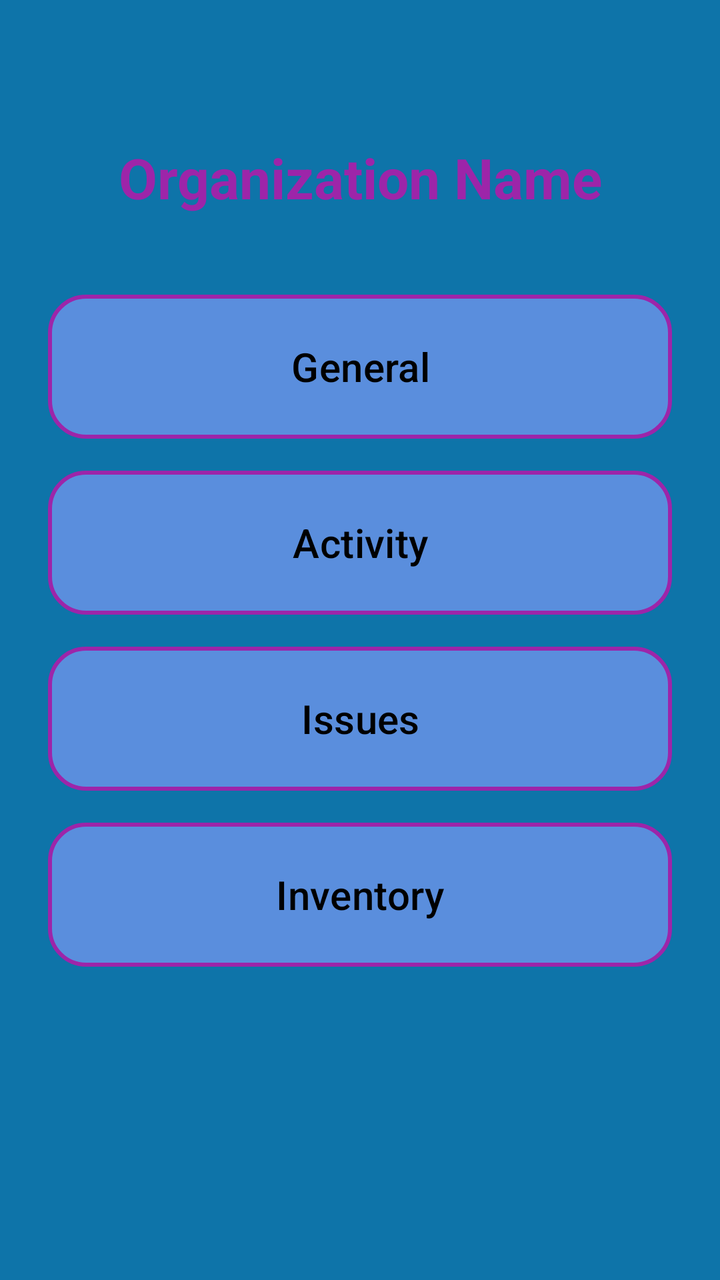
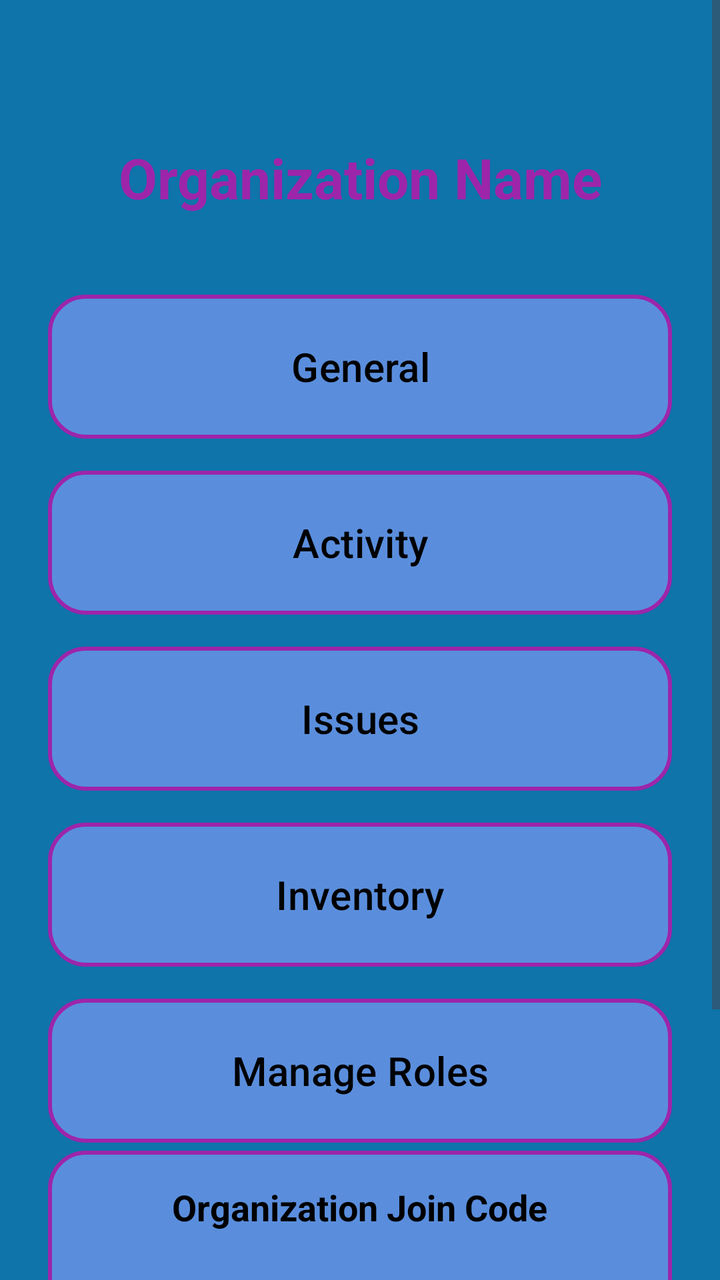

Two renders of the same Android screen: before a commit and after it. Below are the layout's source before the change and the commit's diff.
<!-- AndroidManifest.xml: application theme Theme.StaffLink -->
<!-- res/layout/activity_organization_home.xml -->
<?xml version="1.0" encoding="utf-8"?>
<androidx.constraintlayout.widget.ConstraintLayout
    xmlns:android="http://schemas.android.com/apk/res/android"
    xmlns:app="http://schemas.android.com/apk/res-auto"
    xmlns:tools="http://schemas.android.com/tools"
    android:id="@+id/main"
    android:layout_width="match_parent"
    android:layout_height="match_parent"
    android:background="@color/background"
    tools:context=".OrganizationHomeActivity">

    <TextView
        android:id="@+id/organizationNameTitle"
        android:layout_width="0dp"
        android:layout_height="wrap_content"
        android:layout_marginStart="24dp"
        android:layout_marginEnd="24dp"
        android:layout_marginTop="70dp"
        android:text="Organization Name"
        android:textColor="@color/stafflink_1"
        android:textSize="28sp"
        android:textStyle="bold"
        android:textAlignment="center"
        app:layout_constraintTop_toTopOf="parent"
        app:layout_constraintStart_toStartOf="parent"
        app:layout_constraintEnd_toEndOf="parent" />

    <LinearLayout
        android:id="@+id/organizationSections"
        android:layout_width="0dp"
        android:layout_height="wrap_content"
        android:orientation="vertical"
        android:layout_marginTop="40dp"
        android:layout_marginStart="24dp"
        android:layout_marginEnd="24dp"
        app:layout_constraintTop_toBottomOf="@id/organizationNameTitle"
        app:layout_constraintStart_toStartOf="parent"
        app:layout_constraintEnd_toEndOf="parent">

        <Button
            android:id="@+id/generalButton"
            android:layout_width="match_parent"
            android:layout_height="72dp"
            android:text="General"
            android:textSize="20sp"
            android:textAllCaps="false"
            android:textColor="@android:color/black"
            android:background="@drawable/organization_button_background"
            app:backgroundTint="@null"
            android:layout_marginBottom="16dp" />

        <Button
            android:id="@+id/activityButton"
            android:layout_width="match_parent"
            android:layout_height="72dp"
            android:text="Activity"
            android:textSize="20sp"
            android:textAllCaps="false"
            android:textColor="@android:color/black"
            android:background="@drawable/organization_button_background"
            app:backgroundTint="@null"
            android:layout_marginBottom="16dp" />

        <Button
            android:id="@+id/issuesButton"
            android:layout_width="match_parent"
            android:layout_height="72dp"
            android:text="Issues"
            android:textSize="20sp"
            android:textAllCaps="false"
            android:textColor="@android:color/black"
            android:background="@drawable/organization_button_background"
            app:backgroundTint="@null"
            android:layout_marginBottom="16dp" />

        <Button
            android:id="@+id/inventoryButton"
            android:layout_width="match_parent"
            android:layout_height="72dp"
            android:text="Inventory"
            android:textSize="20sp"
            android:textAllCaps="false"
            android:textColor="@android:color/black"
            android:background="@drawable/organization_button_background"
            app:backgroundTint="@null" />

    </LinearLayout>


    <LinearLayout
        android:id="@+id/joinCodeSection"
        android:layout_width="0dp"
        android:layout_height="wrap_content"
        android:orientation="vertical"
        android:gravity="center"
        android:layout_marginTop="32dp"
        android:layout_marginStart="24dp"
        android:layout_marginEnd="24dp"
        android:padding="16dp"
        android:background="@drawable/organization_button_background"
        android:visibility="gone"
        app:layout_constraintTop_toBottomOf="@id/organizationSections"
        app:layout_constraintStart_toStartOf="parent"
        app:layout_constraintEnd_toEndOf="parent">

        <TextView
            android:layout_width="wrap_content"
            android:layout_height="wrap_content"
            android:text="Organization Join Code"
            android:textColor="@android:color/black"
            android:textSize="18sp"
            android:textStyle="bold" />

        <TextView
            android:id="@+id/joinCodeText"
            android:layout_width="wrap_content"
            android:layout_height="wrap_content"
            android:layout_marginTop="12dp"
            android:textSize="26sp"
            android:textStyle="bold"
            android:textColor="@color/stafflink_1" />

        <Button
            android:id="@+id/copyJoinCodeButton"
            android:layout_width="wrap_content"
            android:layout_height="wrap_content"
            android:layout_marginTop="12dp"
            android:text="Copy Code"
            android:textAllCaps="false" />

        <TextView
            android:layout_width="wrap_content"
            android:layout_height="wrap_content"
            android:layout_marginTop="8dp"
            android:text="Share this code with employees you want to invite."
            android:textColor="@android:color/black"
            android:textSize="13sp"
            android:textAlignment="center" />

    </LinearLayout>


</androidx.constraintlayout.widget.ConstraintLayout>
<!-- resources referenced by this layout -->
<resources>
  <color name="background">#0E74A9</color>
  <color name="stafflink_1">#9D25A9</color>
  <!-- drawable organization_button_background (drawable) -->
  <shape xmlns:android="http://schemas.android.com/apk/res/android"
      android:shape="rectangle">
  
      <solid android:color="@color/stafflink_2" />
  
      <corners android:radius="18dp" />
  
      <stroke
          android:width="2dp"
          android:color="@color/stafflink_1" />
  
      <padding
          android:left="12dp"
          android:top="12dp"
          android:right="12dp"
          android:bottom="12dp" />
  </shape>
  <style name="Theme.StaffLink" parent="Base.Theme.StaffLink" />
  <color name="stafflink_2">#9B8DA0FF</color>
  <style name="Base.Theme.StaffLink" parent="Theme.Material3.DayNight.NoActionBar">
          
          
      </style>
</resources>

<!-- the commit's change to res/layout/activity_organization_home.xml (unified diff, before → after) -->
@@ -9,135 +9,167 @@
     android:background="@color/background"
     tools:context=".OrganizationHomeActivity">
 
-    <TextView
-        android:id="@+id/organizationNameTitle"
+    <ScrollView
+        android:id="@+id/organizationHomeScrollView"
         android:layout_width="0dp"
-        android:layout_height="wrap_content"
-        android:layout_marginStart="24dp"
-        android:layout_marginEnd="24dp"
-        android:layout_marginTop="70dp"
-        android:text="Organization Name"
-        android:textColor="@color/stafflink_1"
-        android:textSize="28sp"
-        android:textStyle="bold"
-        android:textAlignment="center"
+        android:layout_height="0dp"
+        android:fillViewport="true"
         app:layout_constraintTop_toTopOf="parent"
-        app:layout_constraintStart_toStartOf="parent"
-        app:layout_constraintEnd_toEndOf="parent" />
-
-    <LinearLayout
-        android:id="@+id/organizationSections"
-        android:layout_width="0dp"
-        android:layout_height="wrap_content"
-        android:orientation="vertical"
-        android:layout_marginTop="40dp"
-        android:layout_marginStart="24dp"
-        android:layout_marginEnd="24dp"
-        app:layout_constraintTop_toBottomOf="@id/organizationNameTitle"
+        app:layout_constraintBottom_toBottomOf="parent"
         app:layout_constraintStart_toStartOf="parent"
         app:layout_constraintEnd_toEndOf="parent">
 
-        <Button
-            android:id="@+id/generalButton"
+        <androidx.constraintlayout.widget.ConstraintLayout
             android:layout_width="match_parent"
-            android:layout_height="72dp"
-            android:text="General"
-            android:textSize="20sp"
-            android:textAllCaps="false"
-            android:textColor="@android:color/black"
-            android:background="@drawable/organization_button_background"
-            app:backgroundTint="@null"
-            android:layout_marginBottom="16dp" />
+            android:layout_height="wrap_content"
+            android:paddingBottom="32dp">
 
-        <Button
-            android:id="@+id/activityButton"
-            android:layout_width="match_parent"
-            android:layout_height="72dp"
-            android:text="Activity"
-            android:textSize="20sp"
-            android:textAllCaps="false"
-            android:textColor="@android:color/black"
-            android:background="@drawable/organization_button_background"
-            app:backgroundTint="@null"
-            android:layout_marginBottom="16dp" />
+            <TextView
+                android:id="@+id/organizationNameTitle"
+                android:layout_width="0dp"
+                android:layout_height="wrap_content"
+                android:layout_marginStart="24dp"
+                android:layout_marginEnd="24dp"
+                android:layout_marginTop="70dp"
+                android:text="Organization Name"
+                android:textColor="@color/stafflink_1"
+                android:textSize="28sp"
+                android:textStyle="bold"
+                android:textAlignment="center"
+                app:layout_constraintTop_toTopOf="parent"
+                app:layout_constraintStart_toStartOf="parent"
+                app:layout_constraintEnd_toEndOf="parent" />
 
-        <Button
-            android:id="@+id/issuesButton"
-            android:layout_width="match_parent"
-            android:layout_height="72dp"
-            android:text="Issues"
-            android:textSize="20sp"
-            android:textAllCaps="false"
-            android:textColor="@android:color/black"
-            android:background="@drawable/organization_button_background"
-            app:backgroundTint="@null"
-            android:layout_marginBottom="16dp" />
+            <LinearLayout
+                android:id="@+id/organizationSections"
+                android:layout_width="0dp"
+                android:layout_height="wrap_content"
+                android:orientation="vertical"
+                android:layout_marginTop="40dp"
+                android:layout_marginStart="24dp"
+                android:layout_marginEnd="24dp"
+                app:layout_constraintTop_toBottomOf="@id/organizationNameTitle"
+                app:layout_constraintStart_toStartOf="parent"
+                app:layout_constraintEnd_toEndOf="parent">
 
-        <Button
-            android:id="@+id/inventoryButton"
-            android:layout_width="match_parent"
-            android:layout_height="72dp"
-            android:text="Inventory"
-            android:textSize="20sp"
-            android:textAllCaps="false"
-            android:textColor="@android:color/black"
-            android:background="@drawable/organization_button_background"
-            app:backgroundTint="@null" />
+                <Button
+                    android:id="@+id/generalButton"
+                    android:layout_width="match_parent"
+                    android:layout_height="72dp"
+                    android:text="General"
+                    android:textSize="20sp"
+                    android:textAllCaps="false"
+                    android:textColor="@android:color/black"
+                    android:background="@drawable/organization_button_background"
+                    app:backgroundTint="@null"
+                    android:layout_marginBottom="16dp" />
 
-    </LinearLayout>
+                <Button
+                    android:id="@+id/activityButton"
+                    android:layout_width="match_parent"
+                    android:layout_height="72dp"
+                    android:text="Activity"
+                    android:textSize="20sp"
+                    android:textAllCaps="false"
+                    android:textColor="@android:color/black"
+                    android:background="@drawable/organization_button_background"
+                    app:backgroundTint="@null"
+                    android:layout_marginBottom="16dp" />
+
+                <Button
+                    android:id="@+id/issuesButton"
+                    android:layout_width="match_parent"
+                    android:layout_height="72dp"
+                    android:text="Issues"
+                    android:textSize="20sp"
+                    android:textAllCaps="false"
+                    android:textColor="@android:color/black"
+                    android:background="@drawable/organization_button_background"
+                    app:backgroundTint="@null"
+                    android:layout_marginBottom="16dp" />
+
+                <Button
+                    android:id="@+id/inventoryButton"
+                    android:layout_width="match_parent"
+                    android:layout_height="72dp"
+                    android:text="Inventory"
+                    android:textSize="20sp"
+                    android:textAllCaps="false"
+                    android:textColor="@android:color/black"
+                    android:background="@drawable/organization_button_background"
+                    app:backgroundTint="@null" />
+
+                
+                <Button
+                    android:id="@+id/manageRolesButton"
+                    android:layout_width="match_parent"
+                    android:layout_height="72dp"
+                    android:layout_marginTop="16dp"
+                    android:background="@drawable/organization_button_background"
+                    android:text="Manage Roles"
+                    android:textAllCaps="false"
+                    android:textColor="@android:color/black"
+                    android:textSize="20sp"
+                    android:visibility="visible"
+                    app:backgroundTint="@null" />
+
+            </LinearLayout>
 
 
-    <LinearLayout
-        android:id="@+id/joinCodeSection"
-        android:layout_width="0dp"
-        android:layout_height="wrap_content"
-        android:orientation="vertical"
-        android:gravity="center"
-        android:layout_marginTop="32dp"
-        android:layout_marginStart="24dp"
-        android:layout_marginEnd="24dp"
-        android:padding="16dp"
-        android:background="@drawable/organization_button_background"
-        android:visibility="gone"
-        app:layout_constraintTop_toBottomOf="@id/organizationSections"
-        app:layout_constraintStart_toStartOf="parent"
-        app:layout_constraintEnd_toEndOf="parent">
+            <LinearLayout
+                android:id="@+id/joinCodeSection"
+                android:layout_width="0dp"
+                android:layout_height="wrap_content"
+                android:layout_marginStart="24dp"
+                android:layout_marginTop="4dp"
+                android:layout_marginEnd="24dp"
+                android:background="@drawable/organization_button_background"
+                android:gravity="center"
+                android:orientation="vertical"
+                android:padding="16dp"
+                android:visibility="visible"
+                app:layout_constraintEnd_toEndOf="parent"
+                app:layout_constraintHorizontal_bias="0.0"
+                app:layout_constraintStart_toStartOf="parent"
+                app:layout_constraintTop_toBottomOf="@id/organizationSections">
 
-        <TextView
-            android:layout_width="wrap_content"
-            android:layout_height="wrap_content"
-            android:text="Organization Join Code"
-            android:textColor="@android:color/black"
-            android:textSize="18sp"
-            android:textStyle="bold" />
+                <TextView
+                    android:layout_width="wrap_content"
+                    android:layout_height="wrap_content"
+                    android:text="Organization Join Code"
+                    android:textColor="@android:color/black"
+                    android:textSize="18sp"
+                    android:textStyle="bold" />
 
-        <TextView
-            android:id="@+id/joinCodeText"
-            android:layout_width="wrap_content"
-            android:layout_height="wrap_content"
-            android:layout_marginTop="12dp"
-            android:textSize="26sp"
-            android:textStyle="bold"
-            android:textColor="@color/stafflink_1" />
+                <TextView
+                    android:id="@+id/joinCodeText"
+                    android:layout_width="wrap_content"
+                    android:layout_height="wrap_content"
+                    android:layout_marginTop="12dp"
+                    android:textColor="@color/stafflink_1"
+                    android:textSize="26sp"
+                    android:textStyle="bold" />
 
-        <Button
-            android:id="@+id/copyJoinCodeButton"
-            android:layout_width="wrap_content"
-            android:layout_height="wrap_content"
-            android:layout_marginTop="12dp"
-            android:text="Copy Code"
-            android:textAllCaps="false" />
+                <Button
+                    android:id="@+id/copyJoinCodeButton"
+                    android:layout_width="wrap_content"
+                    android:layout_height="wrap_content"
+                    android:layout_marginTop="12dp"
+                    android:text="Copy Code"
+                    android:textAllCaps="false" />
 
-        <TextView
-            android:layout_width="wrap_content"
-            android:layout_height="wrap_content"
-            android:layout_marginTop="8dp"
-            android:text="Share this code with employees you want to invite."
-            android:textColor="@android:color/black"
-            android:textSize="13sp"
-            android:textAlignment="center" />
+                <TextView
+                    android:layout_width="wrap_content"
+                    android:layout_height="wrap_content"
+                    android:layout_marginTop="8dp"
+                    android:text="Share this code with employees you want to invite."
+                    android:textAlignment="center"
+                    android:textColor="@android:color/black"
+                    android:textSize="13sp" />
 
-    </LinearLayout>
+            </LinearLayout>
 
+        </androidx.constraintlayout.widget.ConstraintLayout>
+    </ScrollView>
 
 </androidx.constraintlayout.widget.ConstraintLayout>
